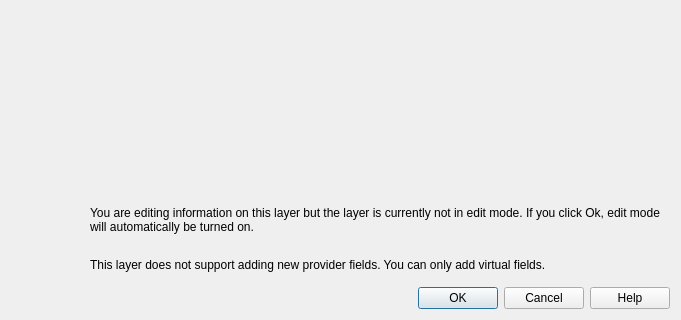
Old version of the form src/ui/qgsfieldcalculatorbase.ui in the repository carsmie/QGIS; both pictures show x 0 to 681 and y 304 to 624 of the 681 by 624 pixel window.
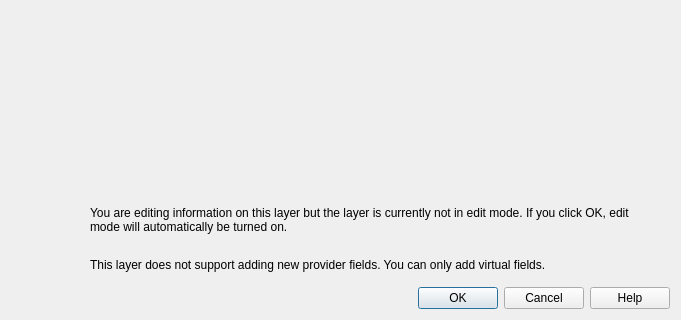
New version of the form. Custom widgets are drawn as their Qt base class.

Patch:
```diff
--- a/src/ui/qgsfieldcalculatorbase.ui
+++ b/src/ui/qgsfieldcalculatorbase.ui
@@ -46,7 +46,7 @@
       <item row="0" column="1">
        <widget class="QLabel" name="mEditModeAutoTurnOnLabel">
         <property name="text">
-         <string>You are editing information on this layer but the layer is currently not in edit mode. If you click Ok, edit mode will automatically be turned on.</string>
+         <string>You are editing information on this layer but the layer is currently not in edit mode. If you click OK, edit mode will automatically be turned on.</string>
         </property>
         <property name="wordWrap">
          <bool>true</bool>
```
